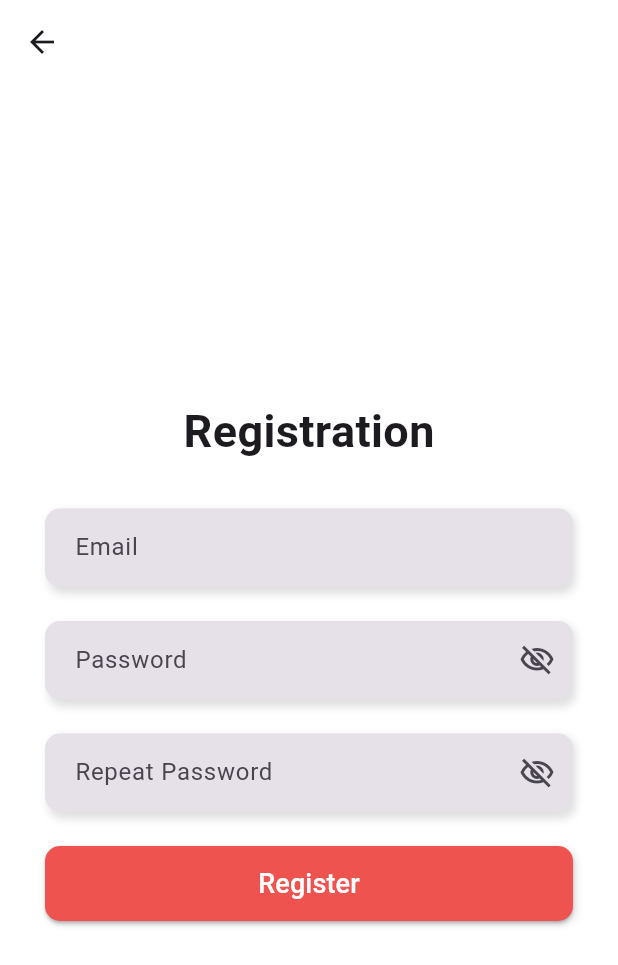
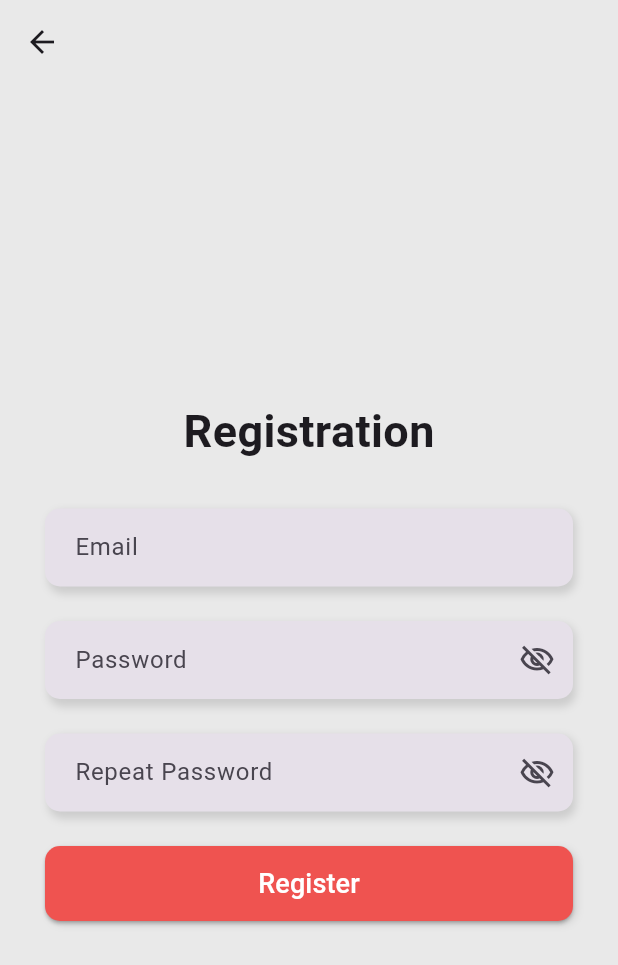
Before and after one commit to OllieCross/MTAA_Frontend, a Flutter app: the RegisterScreen screen opened directly, on a phone screen of 412 x 824 dp. Shown: the top 965 px of the screen. Run offline on Flutter 3.47's test engine with Material 3 defaults, Android fonts, the phone set to English and light mode, and no system bars; our stand-ins replace geolocator, image_picker; missing offline and left inert: flutter_adaptive_scaffold; network calls fail; Roboto replaces fonts that are missing (Helvetica).

Commit message:
register succesful screen

```diff
--- a/lib/app_settings.dart
+++ b/lib/app_settings.dart
@@ -2,8 +2,8 @@ import 'package:flutter/material.dart';
 
 class AppColors {
   AppColors._();
-  static const Color color1 = Colors.red;
-  static const Color color1Dark = Colors.red;
+  static const Color color1 = Color.fromARGB(255, 239, 83, 80);
+  static const Color color1Dark = Color.fromARGB(255, 239, 83, 80);
   static const Color color1High = Color.fromARGB(255, 255, 0, 0);
   static const Color color1DarkHigh = Color.fromARGB(255, 255, 0, 0);
 
@@ -16,6 +16,11 @@ class AppColors {
   static const Color colorTextDark = Color.fromARGB(255, 240, 240, 240);
   static const Color colorTextHigh = Colors.black;
   static const Color colorTextDarkHigh = Colors.white;
+
+  static const Color colorTextField = Color.fromARGB(255, 15, 15, 15);
+  static const Color colorTextFieldDark = Color.fromARGB(255, 240, 240, 240);
+  static const Color colorTextFieldHigh = Colors.black;
+  static const Color colorTextFieldDarkHigh = Colors.white;
 }
 
 class AppSettings extends ChangeNotifier {
--- a/lib/register.dart
+++ b/lib/register.dart
@@ -2,6 +2,8 @@ import 'package:flutter/material.dart';
 import 'dart:convert';
 import 'package:http/http.dart' as http;
 import 'server_config.dart';
+import 'register_succesful.dart';
+import 'app_settings.dart';
 
 class RegisterScreen extends StatefulWidget {
   const RegisterScreen({super.key});
@@ -79,7 +81,10 @@ class _RegisterScreenState extends State<RegisterScreen> {
 
         if (response.statusCode == 201) {
           if (!mounted) return;
-          Navigator.pop(context);
+          Navigator.push(
+            context,
+            MaterialPageRoute(builder: (_) => ReigsterSuccesful()),
+          );
         } else {
           final body = jsonDecode(response.body);
           setState(() {
@@ -100,10 +105,10 @@ class _RegisterScreenState extends State<RegisterScreen> {
         MediaQuery.of(context).platformBrightness == Brightness.dark;
     return Scaffold(
       backgroundColor:
-          isDarkMode ? const Color.fromARGB(255, 34, 34, 34) : Colors.white,
+          isDarkMode ? AppColors.colorBgDark : AppColors.colorBg,
       appBar: AppBar(
         backgroundColor:
-            isDarkMode ? const Color.fromARGB(255, 34, 34, 34) : Colors.white,
+            isDarkMode ? AppColors.colorBgDark : AppColors.colorBg,
       ),
       body: Center(
         // Center the content both vertically and horizontally
@@ -132,6 +137,10 @@ class _RegisterScreenState extends State<RegisterScreen> {
                 _buildFieldContainer(
                   child: TextField(
                     controller: _emailController,
+                    style : const TextStyle(
+                      fontFamily: 'Helvetica',
+                      fontSize: 16,
+                    ),
                     decoration: _buildInputDecoration(
                       hintText: 'Email',
                       hasError: _emailErrorMessage != null,
@@ -148,6 +157,10 @@ class _RegisterScreenState extends State<RegisterScreen> {
                   child: TextField(
                     controller: _passwordController,
                     obscureText: _obscurePassword,
+                    style : const TextStyle(
+                      fontFamily: 'Helvetica',
+                      fontSize: 16,
+                    ),
                     decoration: _buildInputDecoration(
                       hintText: 'Password',
                       hasError: _passwordErrorMessage != null,
@@ -176,6 +189,10 @@ class _RegisterScreenState extends State<RegisterScreen> {
                   child: TextField(
                     controller: _repeatPasswordController,
                     obscureText: _obscurePassword2,
+                    style : const TextStyle(
+                      fontFamily: 'Helvetica',
+                      fontSize: 16,
+                    ),
                     decoration: _buildInputDecoration(
                       hintText: 'Repeat Password',
                       hasError: _repeatPasswordErrorMessage != null,
```
Also changed, not shown: lib/main.dart (+30 -43 lines), lib/main_screen_accommodations.dart (+8 -6 lines), lib/profile.dart (+56 -21 lines), lib/register_succesful.dart (+84 -0 lines).
